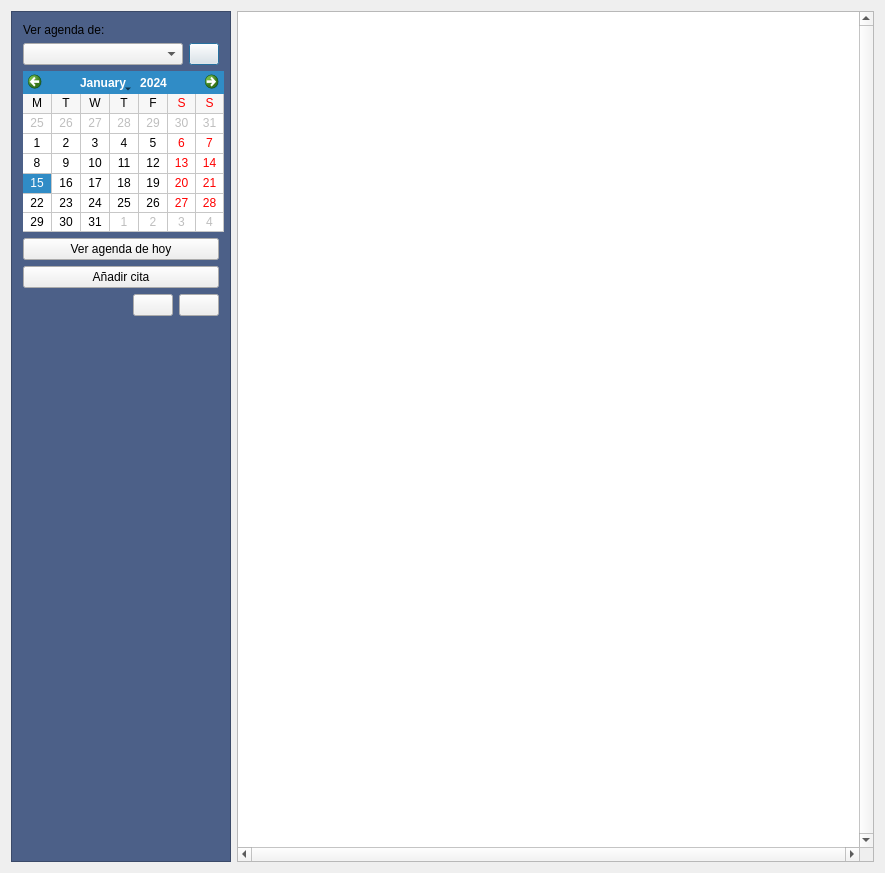
Qt form Agenda/agendaform.ui (arcnexus/RedFoX) before a commit.
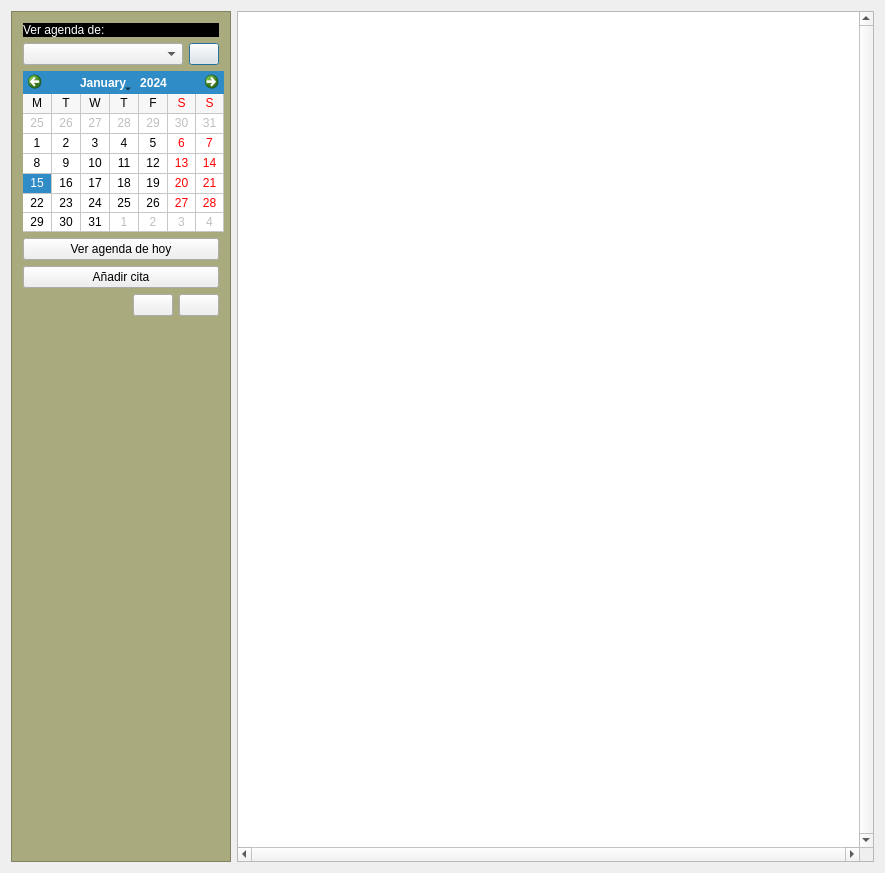
The same form after that commit. Icons and pictures are not drawn.

The edit to the form file:
```diff
--- a/Agenda/agendaform.ui
+++ b/Agenda/agendaform.ui
@@ -28,10 +28,14 @@
      </property>
      <property name="styleSheet">
       <string notr="true">QFrame#frame{
-background-color: #4C6088;}
+background-color: rgb(170, 170, 127);
+}
 QGroupBox{
 background-color: #4C6088;}
-QLabel{background-color: #4C6088;}</string>
+QLabel{background-color: black;
+			color:white}
+
+</string>
      </property>
      <property name="frameShape">
       <enum>QFrame::StyledPanel</enum>
```
